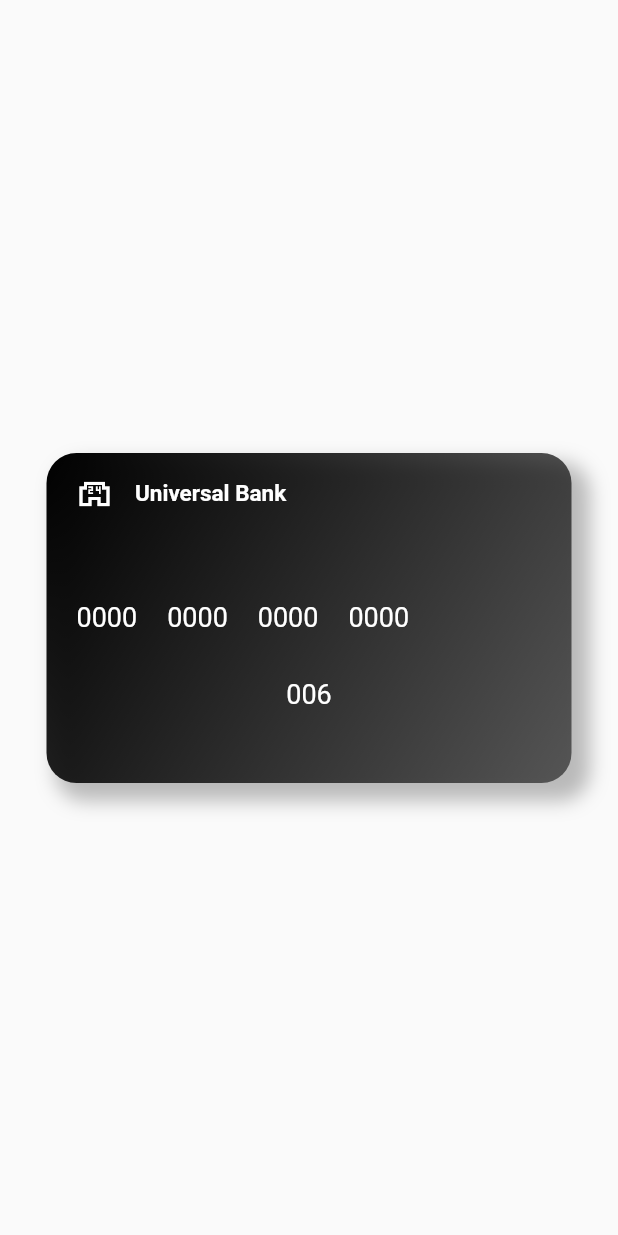
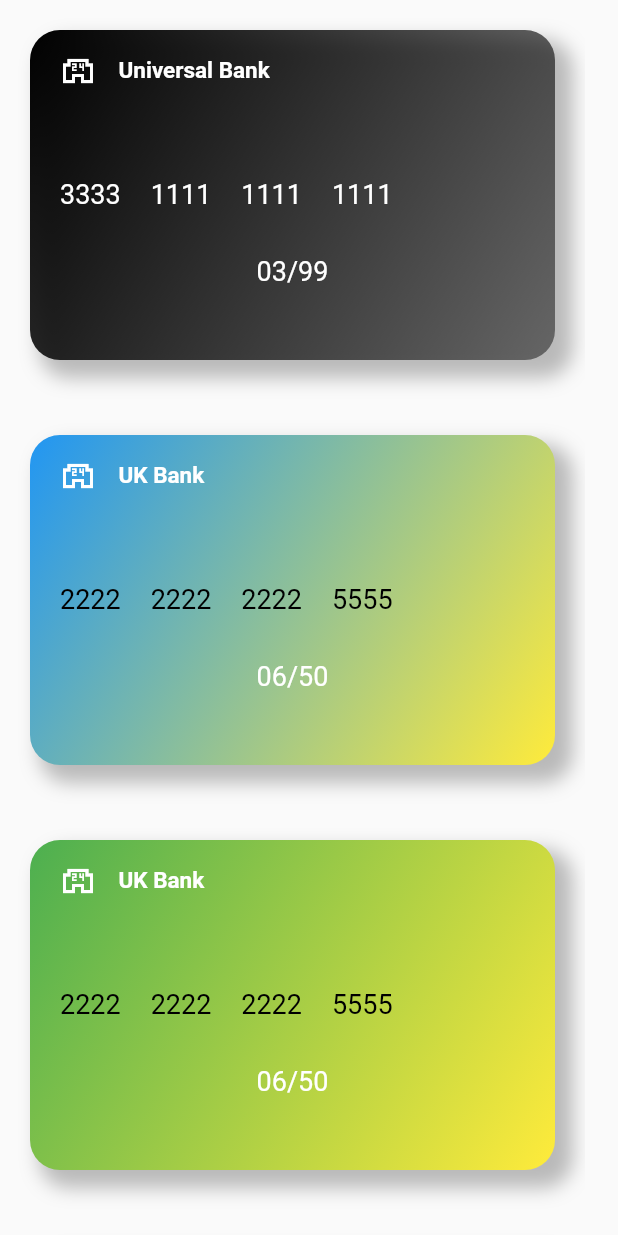
Before and after one commit to DenysMaksymov/flutter_cours, a Flutter app: the screen it shows after launch, on a phone screen of 412 x 824 dp. Run offline on Flutter 3.47's test engine with Material 2 defaults, Android fonts, the phone set to English and light mode, and no system bars.

Commit message:
Add bank Card

```diff
--- a/lib/components/bank_card.dart
+++ b/lib/components/bank_card.dart
@@ -1,13 +1,20 @@
+import 'package:app/components/bank_card_dto.dart';
 import 'package:flutter/material.dart';
 
 class BankCard extends StatelessWidget {
-  const BankCard({Key? key}) : super(key: key);
+  const BankCard({
+    Key? key,
+    required this.data,
+  }) : super(key: key);
+
+  final BankCarDTO data;
 
   @override
   Widget build(BuildContext context) {
     return Container(
       height: 220,
       width: 350,
+      margin: const EdgeInsets.only(bottom: 50),
       decoration: BoxDecoration(
         borderRadius: BorderRadius.circular(20),
         boxShadow: [
@@ -18,12 +25,12 @@ class BankCard extends StatelessWidget {
             offset: const Offset(9, 9), // changes position of shadow
           ),
         ],
-        gradient: const LinearGradient(
+        gradient: LinearGradient(
           begin: Alignment.topLeft,
           end: Alignment.bottomRight,
           colors: <Color>[
-            Colors.black,
-            Colors.black54,
+            data.start,
+            data.end,
           ],
         ),
       ),
@@ -32,15 +39,15 @@ class BankCard extends StatelessWidget {
         child: Column(
           children: [
             Row(
-              children: const [
-                Icon(
+              children: [
+                const Icon(
                   Icons.local_convenience_store_outlined,
                   color: Colors.white,
                 ),
-                SizedBox(width: 15),
+                const SizedBox(width: 15),
                 Text(
-                  'Universal Bank',
-                  style: TextStyle(
+                  data.title,
+                  style: const TextStyle(
                     color: Colors.white,
                     fontSize: 15,
                     fontWeight: FontWeight.w600,
@@ -51,19 +58,17 @@ class BankCard extends StatelessWidget {
             const SizedBox(height: 60),
             Row(
               children: [
-                numberText('0000'),
+                numberText(data.bin1),
                 const SizedBox(width: 20),
-                numberText('0000'),
+                numberText(data.bi2),
                 const SizedBox(width: 20),
-                numberText('0000'),
+                numberText(data.bi3),
                 const SizedBox(width: 20),
-                numberText('0000'),
-
+                numberText(data.bi4),
               ],
             ),
             const SizedBox(height: 30),
-            cvv()
-
+            date(data.dateExp)
           ],
         ),
       ),
@@ -73,16 +78,16 @@ class BankCard extends StatelessWidget {
   Widget numberText(String number) {
     return Text(
       number,
-      style: const TextStyle(
-        color: Colors.white,
+      style: TextStyle(
+        color: data.titleColor,
         fontSize: 18,
       ),
     );
   }
 
-  Widget cvv() {
+  Widget date(String data) {
     return Text(
-      '006',
+      data,
       style: const TextStyle(
         color: Colors.white,
         fontSize: 18,
--- /dev/null
+++ b/lib/components/bank_card_dto.dart
@@ -0,0 +1,25 @@
+import 'dart:ui';
+
+class BankCarDTO {
+  final String title;
+  final String bin1;
+  final String bi2;
+  final String bi3;
+  final String bi4;
+  final String dateExp;
+  final Color start;
+  final Color end;
+  final Color titleColor;
+
+  BankCarDTO({
+    required this.title,
+    required this.bin1,
+    required this.bi2,
+    required this.bi3,
+    required this.bi4,
+    required this.dateExp,
+    required this.start,
+    required this.end,
+    required this.titleColor,
+  });
+}
--- a/lib/components/home_screen.dart
+++ b/lib/components/home_screen.dart
@@ -1,14 +1,78 @@
 import 'package:app/components/bank_card.dart';
+import 'package:app/components/bank_card_dto.dart';
 import 'package:flutter/material.dart';
 
 class HomeScreen extends StatelessWidget {
-  const HomeScreen({Key? key}) : super(key: key);
+  HomeScreen({Key? key}) : super(key: key);
+
+  List<BankCarDTO> list = [
+    BankCarDTO(
+        title: 'Universal Bank',
+        bin1: '3333',
+        bi2: '1111',
+        bi3: '1111',
+        bi4: '1111',
+        dateExp: '03/99',
+        start: Colors.black,
+        end: Colors.black45,
+        titleColor: Colors.white),
+    BankCarDTO(
+        title: 'UK Bank',
+        bin1: '2222',
+        bi2: '2222',
+        bi3: '2222',
+        bi4: '5555',
+        dateExp: '06/50',
+        start: Colors.blue,
+        end: Colors.yellow,
+        titleColor: Colors.black),
+    BankCarDTO(
+        title: 'UK Bank',
+        bin1: '2222',
+        bi2: '2222',
+        bi3: '2222',
+        bi4: '5555',
+        dateExp: '06/50',
+        start: Colors.green,
+        end: Colors.yellow,
+        titleColor: Colors.black),
+    BankCarDTO(
+        title: 'UK Bank',
+        bin1: '2222',
+        bi2: '2222',
+        bi3: '2222',
+        bi4: '5555',
+        dateExp: '06/50',
+        start: Colors.green,
+        end: Colors.yellow,
+        titleColor: Colors.black),
+    BankCarDTO(
+        title: 'UK Bank',
+        bin1: '2222',
+        bi2: '2222',
+        bi3: '2222',
+        bi4: '5555',
+        dateExp: '06/50',
+        start: Colors.green,
+        end: Colors.yellow,
+        titleColor: Colors.black),
+  ];
 
   @override
   Widget build(BuildContext context) {
-    return const Scaffold(
-      body: Center(
-        child: BankCard(),
+    return Scaffold(
+      body: SafeArea(
+        child: SingleChildScrollView(
+          child: Padding(
+            padding: const EdgeInsets.all(20.0),
+            child: Column(
+              mainAxisAlignment: MainAxisAlignment.center,
+              children: [
+                ...list.map((value) => BankCard(data: value,))
+              ],
+            ),
+          ),
+        ),
       ),
     );
   }
--- a/lib/main.dart
+++ b/lib/main.dart
@@ -10,7 +10,7 @@ class MyApp extends StatelessWidget {
 
   @override
   Widget build(BuildContext context) {
-    return const MaterialApp(
+    return MaterialApp(
       debugShowCheckedModeBanner: false,
       home: HomeScreen(),
     );
```
